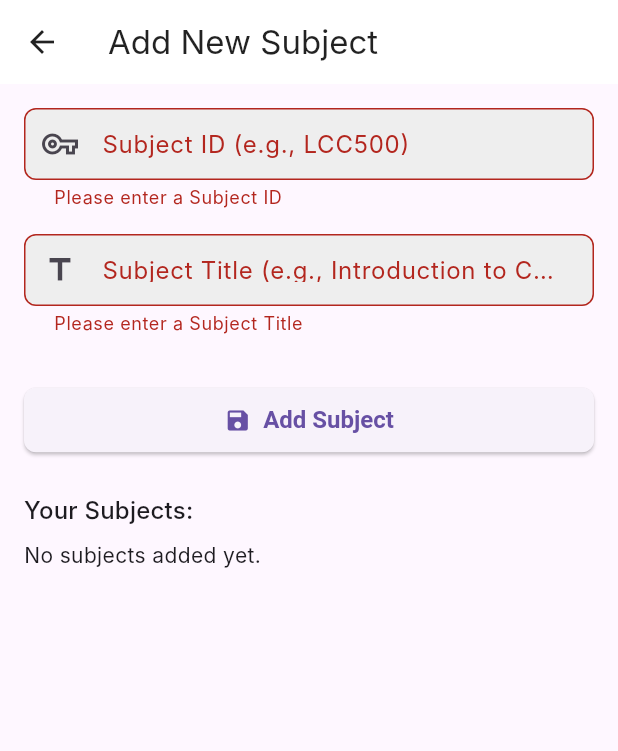
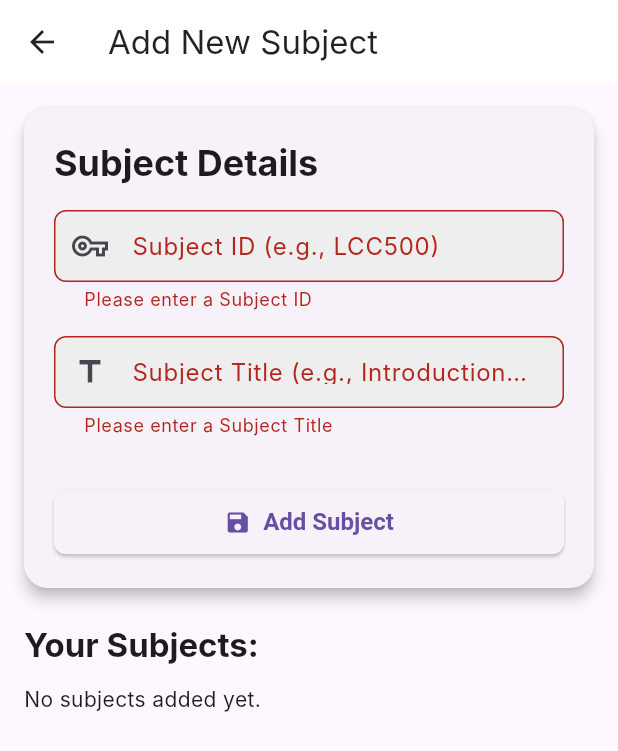
Before and after one commit to imanmysarah3108/skedule3, a Flutter app: the AddSubjectPage screen opened by its route, after a tap on "Add Subject", on a phone screen of 412 x 824 dp. Shown: the top 751 px of the screen. Run offline on Flutter 3.47's test engine with Material 3 defaults, Android fonts, the phone set to English and light mode, and no system bars; our stand-ins replace package_info_plus, supabase_flutter; accounts and stored records are empty; Roboto replaces fonts that are missing (Inter).

Commit message:
form section encapsulation, add subject button into green color

```diff
--- a/lib/add_subject.dart
+++ b/lib/add_subject.dart
@@ -1,5 +1,6 @@
 import 'package:flutter/material.dart';
 import 'package:skedule3/main.dart';
+import 'dart:async'; // Import for Timer
 
 class AddSubjectPage extends StatefulWidget {
   const AddSubjectPage({super.key});
@@ -16,6 +17,10 @@ class _AddSubjectPageState extends State<AddSubjectPage> {
   bool _isLoading = false;
   List<Map<String, dynamic>> _subjects = [];
 
+  // New state variables for button feedback
+  bool _isSuccess = false;
+  Timer? _successTimer;
+
   @override
   void initState() {
     super.initState();
@@ -26,6 +31,7 @@ class _AddSubjectPageState extends State<AddSubjectPage> {
   void dispose() {
     _subjectIdController.dispose();
     _subjectTitleController.dispose();
+    _successTimer?.cancel(); // Cancel the timer to prevent memory leaks
     super.dispose();
   }
 
@@ -44,16 +50,21 @@ class _AddSubjectPageState extends State<AddSubjectPage> {
         _subjects = List<Map<String, dynamic>>.from(response);
       });
     } catch (e) {
+      if (mounted) {
         showSnackBar(context, 'Error loading subjects: $e', isError: true);
+      }
     }
   }
 
   Future<void> _submitSubject() async {
     if (!_formKey.currentState!.validate()) return;
 
+    // Reset success state and cancel any active timer before starting new submission
     setState(() {
       _isLoading = true;
+      _isSuccess = false;
     });
+    _successTimer?.cancel();
 
     try {
       final subjectId = _subjectIdController.text.trim();
@@ -70,7 +81,19 @@ class _AddSubjectPageState extends State<AddSubjectPage> {
         showSnackBar(context, 'Subject added successfully!');
         _subjectIdController.clear();
         _subjectTitleController.clear();
-        await _fetchSubjects();
+        await _fetchSubjects(); // Refresh the list
+
+        // Set success state and start timer to revert
+        setState(() {
+          _isSuccess = true;
+        });
+        _successTimer = Timer(const Duration(seconds: 2), () {
+          if (mounted) {
+            setState(() {
+              _isSuccess = false;
+            });
+          }
+        });
       }
     } catch (e) {
       if (mounted) {
@@ -92,12 +115,39 @@ class _AddSubjectPageState extends State<AddSubjectPage> {
   }
 
   Future<void> _deleteSubject(String subjectId) async {
+    final bool? confirmDelete = await showDialog<bool>(
+      context: context,
+      builder: (BuildContext context) {
+        return AlertDialog(
+          title: const Text('Confirm Deletion'),
+          content: Text('Are you sure you want to delete subject "$subjectId"? This action cannot be undone.'),
+          actions: <Widget>[
+            TextButton(
+              onPressed: () => Navigator.of(context).pop(false),
+              child: const Text('Cancel'),
+            ),
+            FilledButton(
+              onPressed: () => Navigator.of(context).pop(true),
+              style: FilledButton.styleFrom(backgroundColor: Colors.red),
+              child: const Text('Delete'),
+            ),
+          ],
+        );
+      },
+    );
+
+    if (confirmDelete == true) {
       try {
         await supabase.from('subject').delete().eq('subject_id', subjectId);
-      showSnackBar(context, 'Subject deleted');
-      await _fetchSubjects();
+        if (mounted) {
+          showSnackBar(context, 'Subject deleted!');
+          await _fetchSubjects(); // Refresh the list
+        }
       } catch (e) {
+        if (mounted) {
           showSnackBar(context, 'Failed to delete subject: $e', isError: true);
+        }
+      }
     }
   }
 
@@ -109,11 +159,31 @@ class _AddSubjectPageState extends State<AddSubjectPage> {
       ),
       body: SingleChildScrollView(
         padding: const EdgeInsets.all(16.0),
+        child: Column(
+          crossAxisAlignment: CrossAxisAlignment.stretch,
+          children: [
+            // --- Add New Subject Form Section ---
+            Card(
+              elevation: 4, // Added elevation for a "popping" effect
+              shape: RoundedRectangleBorder(
+                borderRadius: BorderRadius.circular(16), // Rounded corners for the card
+              ),
+              margin: const EdgeInsets.only(bottom: 24), // Margin below the card
+              child: Padding(
+                padding: const EdgeInsets.all(20.0), // Increased padding inside the card
                 child: Form(
                   key: _formKey,
                   child: Column(
                     crossAxisAlignment: CrossAxisAlignment.stretch,
                     children: [
+                      Text(
+                        'Subject Details',
+                        style: Theme.of(context).textTheme.headlineSmall?.copyWith(
+                              fontWeight: FontWeight.bold,
+                              color: Theme.of(context).colorScheme.onSurface,
+                            ),
+                      ),
+                      const SizedBox(height: 16),
                       TextFormField(
                         controller: _subjectIdController,
                         decoration: InputDecoration(
@@ -166,30 +236,65 @@ class _AddSubjectPageState extends State<AddSubjectPage> {
                           shape: RoundedRectangleBorder(
                             borderRadius: BorderRadius.circular(8),
                           ),
+                          // Conditional background color
+                          backgroundColor: _isSuccess ? Colors.green : null, // null means use theme default
+                          foregroundColor: _isSuccess ? Colors.white : null, // Ensure text/icon is visible
                         ),
                       ),
-              const SizedBox(height: 24),
+                    ],
+                  ),
+                ),
+              ),
+            ),
+
+            // --- Your Subjects List Section ---
             Text(
               'Your Subjects:',
-                style: Theme.of(context).textTheme.titleMedium,
+              style: Theme.of(context).textTheme.titleLarge?.copyWith(
+                    fontWeight: FontWeight.bold,
+                    color: Theme.of(context).colorScheme.onSurface,
                   ),
-              const SizedBox(height: 8),
+            ),
+            const SizedBox(height: 12),
             if (_subjects.isEmpty)
               const Text('No subjects added yet.')
             else
-                ..._subjects.map((subject) => Card(
+              // Using ListView.builder for better performance and explicit item separation
+              ListView.builder(
+                shrinkWrap: true, // Important for nested ListView
+                physics: const NeverScrollableScrollPhysics(), // Prevents nested scrolling issues
+                itemCount: _subjects.length,
+                itemBuilder: (context, index) {
+                  final subject = _subjects[index];
+                  return Card(
+                    margin: const EdgeInsets.only(bottom: 12), // Spacing between cards
+                    elevation: 2, // Subtle elevation for each subject card
+                    shape: RoundedRectangleBorder(
+                      borderRadius: BorderRadius.circular(12), // Rounded corners for list items
+                    ),
                     child: ListTile(
-                        title: Text(subject['subject_title']),
-                        subtitle: Text(subject['subject_id']),
+                      contentPadding: const EdgeInsets.symmetric(horizontal: 16, vertical: 8),
+                      title: Text(
+                        subject['subject_title'],
+                        style: Theme.of(context).textTheme.titleMedium?.copyWith(
+                              fontWeight: FontWeight.w600,
+                            ),
+                      ),
+                      subtitle: Text(
+                        subject['subject_id'],
+                        style: Theme.of(context).textTheme.bodyMedium?.copyWith(
+                              color: Theme.of(context).colorScheme.onSurface.withOpacity(0.7),
+                            ),
+                      ),
                       trailing: IconButton(
                         icon: const Icon(Icons.delete, color: Colors.red),
-                          onPressed: () =>
-                              _deleteSubject(subject['subject_id']),
+                        onPressed: () => _deleteSubject(subject['subject_id']),
                       ),
                     ),
-                    )),
+                  );
+                },
+              ),
           ],
-          ),
         ),
       ),
     );
```
Lines whose indentation alone changed are shown as unchanged.
